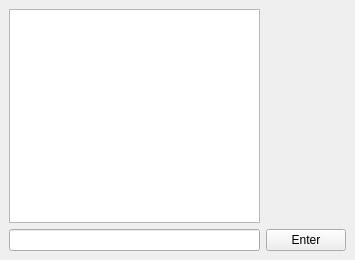
Old version of the form chatbox.ui in the repository markopoloparadox/ProjectPerun.
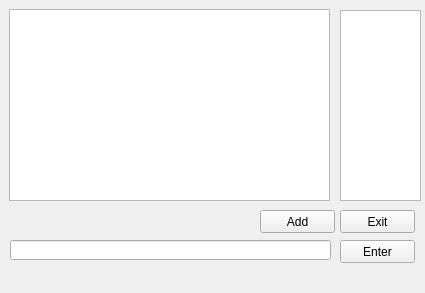
New version of the form.

The edit to the form file:
```diff
--- a/chatbox.ui
+++ b/chatbox.ui
@@ -6,29 +6,83 @@
    <rect>
     <x>0</x>
     <y>0</y>
-    <width>355</width>
-    <height>260</height>
+    <width>425</width>
+    <height>293</height>
    </rect>
   </property>
   <property name="windowTitle">
    <string>MainWindow</string>
   </property>
   <widget class="QWidget" name="centralwidget">
-   <layout class="QGridLayout" name="gridLayout">
-    <item row="0" column="0">
-     <widget class="QTextBrowser" name="TextBrowser"/>
-    </item>
-    <item row="1" column="0">
-     <widget class="QLineEdit" name="EnterLineEdit"/>
-    </item>
-    <item row="1" column="1">
-     <widget class="QPushButton" name="EnterButton">
-      <property name="text">
-       <string>Enter</string>
-      </property>
-     </widget>
-    </item>
-   </layout>
+   <widget class="QTextBrowser" name="TextBrowser">
+    <property name="geometry">
+     <rect>
+      <x>9</x>
+      <y>9</y>
+      <width>321</width>
+      <height>192</height>
+     </rect>
+    </property>
+   </widget>
+   <widget class="QLineEdit" name="EnterLineEdit">
+    <property name="geometry">
+     <rect>
+      <x>10</x>
+      <y>240</y>
+      <width>321</width>
+      <height>20</height>
+     </rect>
+    </property>
+   </widget>
+   <widget class="QPushButton" name="EnterButton">
+    <property name="geometry">
+     <rect>
+      <x>340</x>
+      <y>240</y>
+      <width>75</width>
+      <height>23</height>
+     </rect>
+    </property>
+    <property name="text">
+     <string>Enter</string>
+    </property>
+   </widget>
+   <widget class="QPushButton" name="AddUserToChatButton">
+    <property name="geometry">
+     <rect>
+      <x>260</x>
+      <y>210</y>
+      <width>75</width>
+      <height>23</height>
+     </rect>
+    </property>
+    <property name="text">
+     <string>Add</string>
+    </property>
+   </widget>
+   <widget class="QTextBrowser" name="UserListTextBrowser">
+    <property name="geometry">
+     <rect>
+      <x>340</x>
+      <y>10</y>
+      <width>81</width>
+      <height>191</height>
+     </rect>
+    </property>
+   </widget>
+   <widget class="QPushButton" name="ExitButton">
+    <property name="geometry">
+     <rect>
+      <x>340</x>
+      <y>210</y>
+      <width>75</width>
+      <height>23</height>
+     </rect>
+    </property>
+    <property name="text">
+     <string>Exit</string>
+    </property>
+   </widget>
   </widget>
   <widget class="QMenuBar" name="menubar">
    <property name="geometry">
```
Left out of the diff: 2 changed lines with no effect on the pictures.
